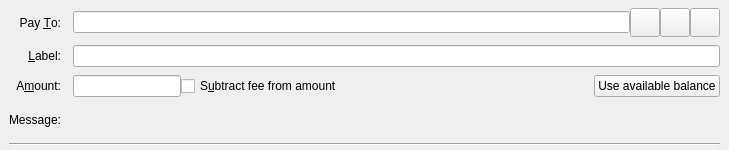
Before: the Qt Designer form src/qt/forms/sendcoinsentry.ui in nutucoin/NutucoinV2, drawn with Qt 5.
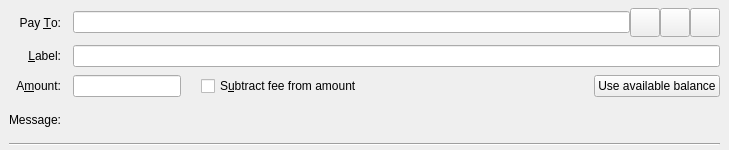
After: the same form once the commit is applied. Icons and pictures are not drawn. Custom widgets are drawn as their Qt base class.

Commit message: New UI for "Send" tab

```diff
--- a/src/qt/forms/sendcoinsentry.ui
+++ b/src/qt/forms/sendcoinsentry.ui
@@ -164,6 +164,9 @@
     </item>
     <item row="2" column="1">
      <layout class="QHBoxLayout" name="horizontalLayoutAmount" stretch="0,1,0">
+      <property name="spacing">
+       <number>20</number>
+      </property>
       <item>
        <widget class="BitcoinAmountField" name="payAmount"/>
       </item>
```
Left out of the diff: 1 changed line with no effect on the pictures. The commit also changes 2 other files.
